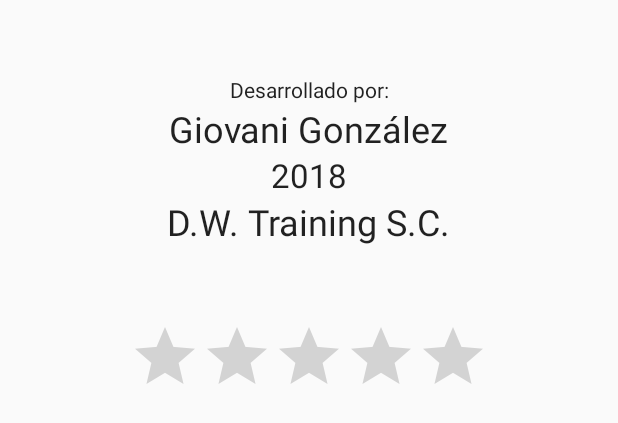
After one commit to giovas17/DroidBountyHunterBasicKotlin, an Android app: the layout fragment_acerca_de.xml on its own in the app's theme, with its tools: preview values and no code run, on a phone screen of 412 x 824 dp. The commit adds this screen. Shown: the top 423 px of the screen. Run offline under Robolectric (Android 15) with nearby library versions, the phone set to English and light mode, and no system bars.

Commit message:
Creation of layouts and resources

```diff
--- a/app/src/main/java/com/training/droidbountyhunter/Home.kt
+++ b/app/src/main/java/com/training/droidbountyhunter/Home.kt
@@ -89,6 +89,12 @@ class Home : AppCompatActivity() {
             // Show 3 total pages.
             return 3
         }
+
+        override fun getPageTitle(position: Int) = when (position) {
+            0 -> getString(R.string.titulo_fugitivos).toUpperCase()
+            1 -> getString(R.string.titulo_capturados).toUpperCase()
+            else -> getString(R.string.titulo_acerca_de).toUpperCase()
+        }
     }
 
     /**
--- /dev/null
+++ b/app/src/main/res/layout/fragment_acerca_de.xml
@@ -0,0 +1,58 @@
+<?xml version="1.0" encoding="utf-8"?>
+<android.support.constraint.ConstraintLayout
+    xmlns:android="http://schemas.android.com/apk/res/android"
+    xmlns:app="http://schemas.android.com/apk/res-auto"
+    xmlns:tools="http://schemas.android.com/tools"
+    android:layout_width="match_parent"
+    android:layout_height="match_parent">
+
+    <TextView
+        android:id="@+id/textView"
+        android:layout_width="wrap_content"
+        android:layout_height="wrap_content"
+        android:layout_marginTop="50dp"
+        android:text="@string/etiqueta_desarrollo"
+        android:textAppearance="@style/TextAppearance.AppCompat.Body1"
+        app:layout_constraintEnd_toEndOf="parent"
+        app:layout_constraintStart_toStartOf="parent"
+        app:layout_constraintTop_toTopOf="parent" />
+
+    <TextView
+        android:id="@+id/textView2"
+        android:layout_width="wrap_content"
+        android:layout_height="wrap_content"
+        android:text="@string/nombre_desarrollador"
+        android:textAppearance="@style/TextAppearance.AppCompat.Headline"
+        app:layout_constraintEnd_toEndOf="parent"
+        app:layout_constraintStart_toStartOf="parent"
+        app:layout_constraintTop_toBottomOf="@+id/textView" />
+
+    <TextView
+        android:id="@+id/textView3"
+        android:layout_width="wrap_content"
+        android:layout_height="wrap_content"
+        android:text="@string/etiqueta_año"
+        android:textAppearance="@style/TextAppearance.AppCompat.Large"
+        app:layout_constraintEnd_toEndOf="parent"
+        app:layout_constraintStart_toStartOf="parent"
+        app:layout_constraintTop_toBottomOf="@+id/textView2" />
+
+    <TextView
+        android:id="@+id/textView4"
+        android:layout_width="wrap_content"
+        android:layout_height="wrap_content"
+        android:text="@string/etiqueta_empresa"
+        android:textAppearance="@style/TextAppearance.AppCompat.Headline"
+        app:layout_constraintEnd_toEndOf="parent"
+        app:layout_constraintStart_toStartOf="parent"
+        app:layout_constraintTop_toBottomOf="@+id/textView3" />
+
+    <RatingBar
+        android:id="@+id/ratingBar"
+        android:layout_width="wrap_content"
+        android:layout_height="wrap_content"
+        android:layout_marginTop="50dp"
+        app:layout_constraintEnd_toEndOf="parent"
+        app:layout_constraintStart_toStartOf="parent"
+        app:layout_constraintTop_toBottomOf="@+id/textView4" />
+</android.support.constraint.ConstraintLayout>
--- a/app/src/main/res/values/strings.xml
+++ b/app/src/main/res/values/strings.xml
@@ -5,4 +5,17 @@
     <string name="tab_text_3">Tab 3</string>
     <string name="action_settings">Settings</string>
     <string name="section_format">Hello World from section: %1$d</string>
+    <string name="titulo_capturados">Capturados</string>
+    <string name="titulo_fugitivos">Fugitivos</string>
+    <string name="titulo_acerca_de">Acerca de…</string>
+    <string name="menu_agregar">Agregar</string>
+    <string name="boton_guardar">Guardar</string>
+    <string name="boton_eliminar">Eliminar</string>
+    <string name="boton_capturar">Capturar</string>
+    <string name="campo_nombre">Nombre del Fugitivo</string>
+    <string name="etiqueta_desarrollo">Desarrollado por:</string>
+    <string name="nombre_desarrollador">Giovani González</string>
+    <string name="etiqueta_año">2018</string>
+    <string name="etiqueta_empresa">D.W. Training S.C.</string>
+    <string name="etiqueta_mensaje">Mensaje…</string>
 </resources>
```
Also changed, not shown: app/src/main/res/layout/activity_agregar.xml (added, +26 -0 lines), app/src/main/res/layout/activity_detalle.xml (added, +39 -0 lines), app/src/main/res/layout/fragment_list.xml (added, +18 -0 lines), app/src/main/res/layout/item_fugitivo_list.xml (added, +7 -0 lines).
